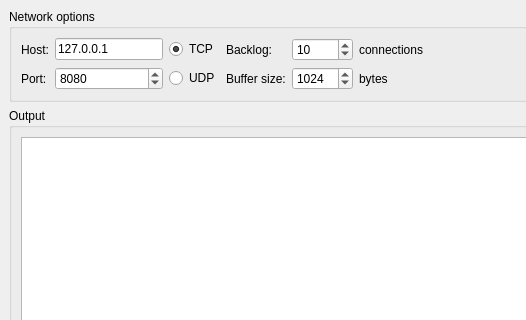
Old version of the form src/server.ui in the repository Hugo-NF/TR1-Chat; both pictures show x 0 to 526 and y 0 to 320 of the 931 by 673 pixel window.
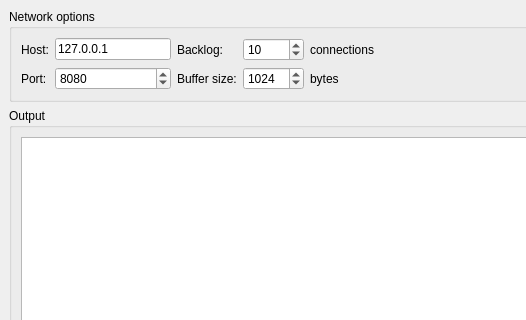
New version of the form.

Commit message: UDP option removed. Server accepts only TCP connections

The edit to the form file:
```diff
--- a/src/server.ui
+++ b/src/server.ui
@@ -29,21 +29,14 @@
       <layout class="QHBoxLayout" name="horizontalLayout">
        <item>
         <layout class="QGridLayout" name="optionsLayout">
-         <item row="0" column="0">
-          <widget class="QLabel" name="hostLabel">
-           <property name="text">
-            <string>Host:</string>
-           </property>
-          </widget>
-         </item>
-         <item row="1" column="3">
-          <widget class="QLabel" name="buffLabel">
-           <property name="text">
-            <string>Buffer size:</string>
-           </property>
-          </widget>
-         </item>
          <item row="1" column="4">
+          <widget class="QLabel" name="bytesLabel">
+           <property name="text">
+            <string>bytes</string>
+           </property>
+          </widget>
+         </item>
+         <item row="1" column="3">
           <widget class="QSpinBox" name="buffEdit">
            <property name="correctionMode">
             <enum>QAbstractSpinBox::CorrectToNearestValue</enum>
@@ -62,30 +55,6 @@
            </property>
           </widget>
          </item>
-         <item row="1" column="5">
-          <widget class="QLabel" name="bytesLabel">
-           <property name="text">
-            <string>bytes</string>
-           </property>
-          </widget>
-         </item>
-         <item row="0" column="3">
-          <widget class="QLabel" name="backlogLabel">
-           <property name="text">
-            <string>Backlog:</string>
-           </property>
-          </widget>
-         </item>
-         <item row="0" column="4">
-          <widget class="QSpinBox" name="backlogEdit">
-           <property name="singleStep">
-            <number>5</number>
-           </property>
-           <property name="value">
-            <number>10</number>
-           </property>
-          </widget>
-         </item>
          <item row="0" column="1">
           <widget class="QLineEdit" name="hostEdit">
            <property name="text">
@@ -96,20 +65,17 @@
            </property>
           </widget>
          </item>
-         <item row="0" column="5">
+         <item row="0" column="4">
           <widget class="QLabel" name="noConnectionsLabel">
            <property name="text">
             <string>connections</string>
            </property>
           </widget>
          </item>
-         <item row="0" column="2">
-          <widget class="QRadioButton" name="tcpRadioButton">
+         <item row="0" column="0">
+          <widget class="QLabel" name="hostLabel">
            <property name="text">
-            <string>TCP</string>
-           </property>
-           <property name="checked">
-            <bool>true</bool>
+            <string>Host:</string>
            </property>
           </widget>
          </item>
@@ -121,9 +87,26 @@
           </widget>
          </item>
          <item row="1" column="2">
-          <widget class="QRadioButton" name="udpRadioButton">
+          <widget class="QLabel" name="buffLabel">
            <property name="text">
-            <string>UDP</string>
+            <string>Buffer size:</string>
+           </property>
+          </widget>
+         </item>
+         <item row="0" column="3">
+          <widget class="QSpinBox" name="backlogEdit">
+           <property name="singleStep">
+            <number>5</number>
+           </property>
+           <property name="value">
+            <number>10</number>
+           </property>
+          </widget>
+         </item>
+         <item row="0" column="2">
+          <widget class="QLabel" name="backlogLabel">
+           <property name="text">
+            <string>Backlog:</string>
            </property>
           </widget>
          </item>
```
The commit also changes 5 other files.
